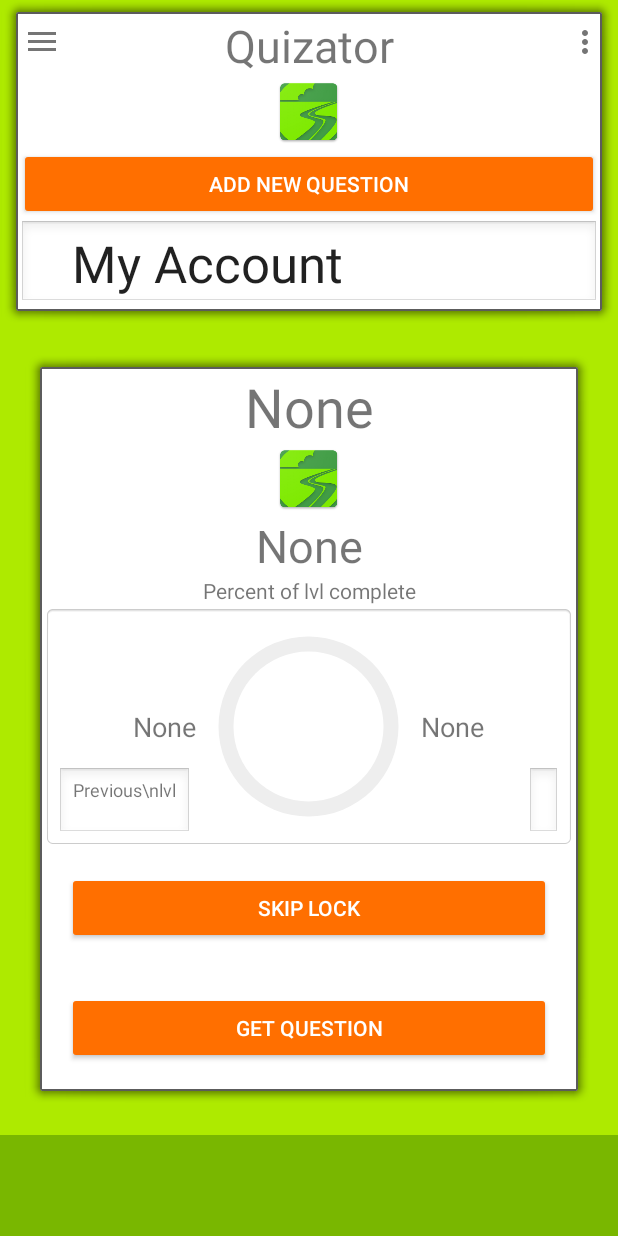
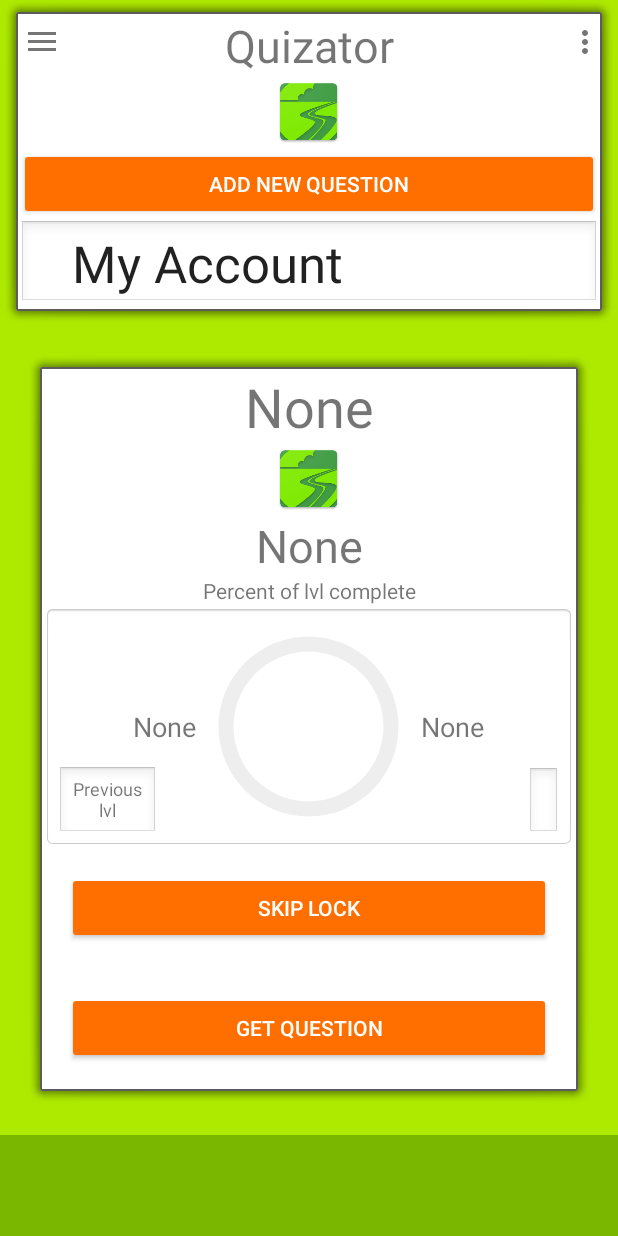
Before and after one commit to Szpansky/Quizator, an Android app: the UserProfileFragment screen opened directly, with no data from a screen before it, on a phone screen of 412 x 824 dp. Run offline under Robolectric (Android 15) with nearby library versions, the phone set to English and light mode, and no system bars; our stand-ins replace AdMob; pictures from the network do not load; 17 statements that could not run were skipped.

Commit message:
Version 1.6 - added translation

```diff
--- a/app/src/main/res/values/strings.xml
+++ b/app/src/main/res/values/strings.xml
@@ -57,7 +57,7 @@
     <string name="utilities">Utilities</string>
     <string name="rate_this_app">Rate this app</string>
     <string name="show_video">"Open Video"</string>
-    <string name="previous_lvl">Previous\\nlvl</string>
+    <string name="previous_lvl">Previous\nlvl</string>
     <string name="add_new_question">Add new question</string>
     <string name="remember_me">Remember me</string>
 
```
Also changed, not shown: 1 other file.
